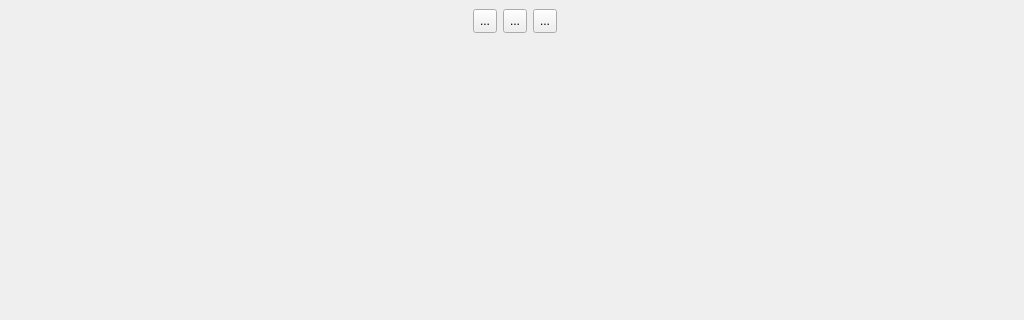
The window that src/example_frameless_window/ui/undecoratedwindow.ui (Foxei/QtClientSideWindowDecorations) describes before a commit, drawn with Qt 5; both pictures show x 0 to 1024 and y 0 to 320 of the 1024 by 720 pixel window.
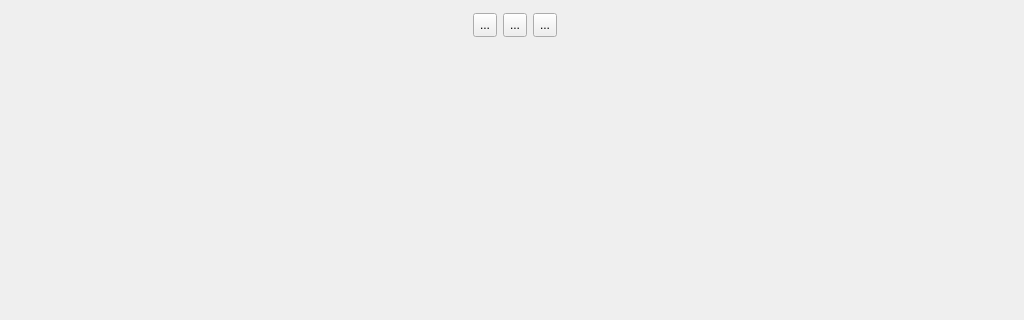
The same window after the commit. Icons and pictures are not drawn.

Patch:
```diff
--- a/src/example_frameless_window/ui/undecoratedwindow.ui
+++ b/src/example_frameless_window/ui/undecoratedwindow.ui
@@ -49,16 +49,16 @@
         <number>0</number>
        </property>
        <property name="leftMargin">
-        <number>0</number>
+        <number>4</number>
        </property>
        <property name="topMargin">
-        <number>0</number>
+        <number>4</number>
        </property>
        <property name="rightMargin">
-        <number>0</number>
+        <number>4</number>
        </property>
        <property name="bottomMargin">
-        <number>0</number>
+        <number>4</number>
        </property>
        <item>
         <spacer name="horizontalSpacer">
@@ -110,6 +110,9 @@
               <height>24</height>
              </size>
             </property>
+            <property name="checkable">
+             <bool>true</bool>
+            </property>
             <property name="text">
              <string>...</string>
             </property>
```
